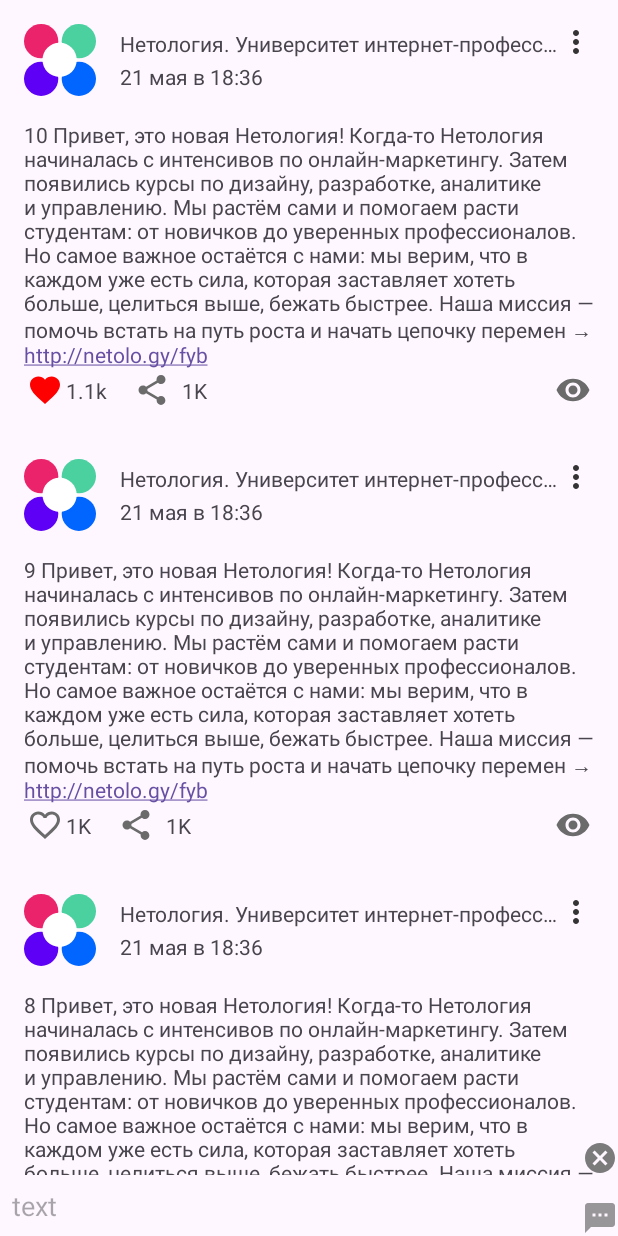
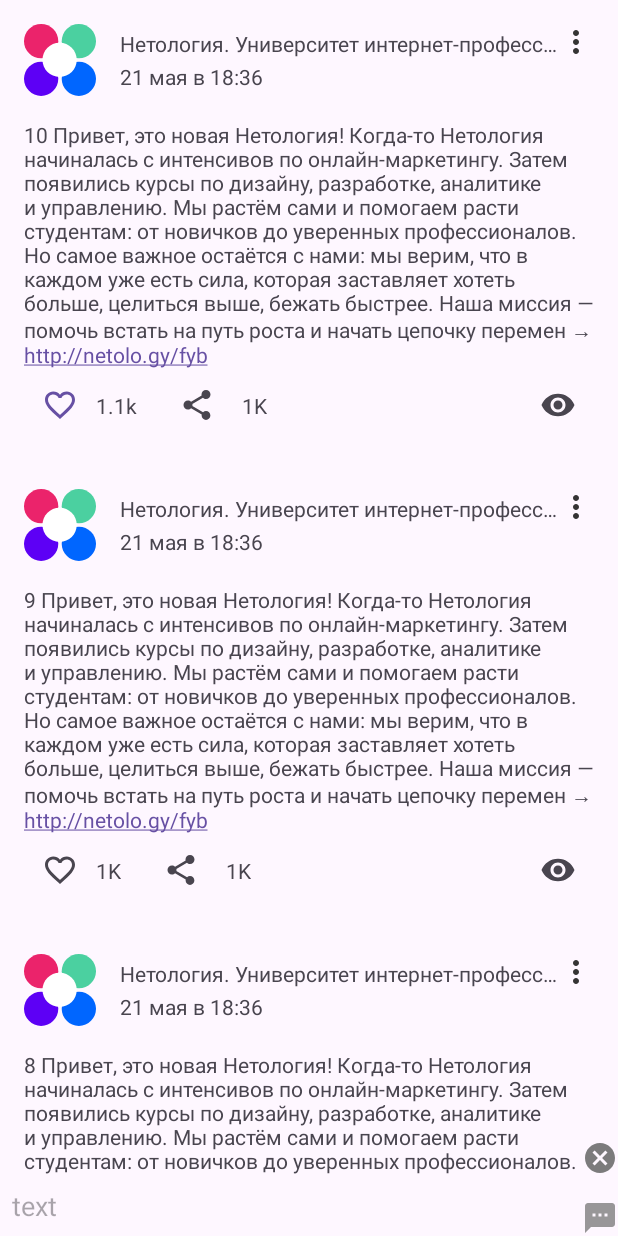
Before and after one commit to PolozovVladimir/NMedia, an Android app: the screen it shows after launch (MainActivity), after a tap on "like", on a phone screen of 412 x 824 dp. Run offline under Robolectric (Android 15) with nearby library versions, the phone set to English and light mode, and no system bars.

Commit message:
Material Design

```diff
--- a/app/src/main/java/ru/netology/nmedia/adapter/PostViewHolder.kt
+++ b/app/src/main/java/ru/netology/nmedia/adapter/PostViewHolder.kt
@@ -22,14 +22,14 @@ class PostViewHolder(
         }
         with(binding) {
             likeQuantity.text = CountCalculator.calculator(post.likes)
-            like.setImageResource(
-                if (post.likedByMe) {
-                    R.drawable.baseline_favorite_24
-                } else {
-                    R.drawable.baseline_favorite_border_24
-                }
+//            like.setImageResource(
+//                if (post.likedByMe) {
+//                    R.drawable.baseline_favorite_24
+//                } else {
+//                    R.drawable.baseline_favorite_border_24
+//                }
 
-            )
+//            )
 
 
 
@@ -37,6 +37,7 @@ class PostViewHolder(
             content.text = post.content
             author.text = post.author
             published.text = post.published
+            like.isChecked = post.likedByMe
 
             like.setOnClickListener {
                 onInteractionListener.onLike(post)
--- /dev/null
+++ b/app/src/main/res/color/color_like_selector.xml
@@ -0,0 +1,5 @@
+<?xml version="1.0" encoding="utf-8"?>
+<selector xmlns:android="http://schemas.android.com/apk/res/android">
+<item android:color="#f00" android:state_checked="true"/>
+    <item android:color="?attr/colorControlNormal"/>
+</selector>
--- /dev/null
+++ b/app/src/main/res/drawable/like_selector.xml
@@ -0,0 +1,6 @@
+<?xml version="1.0" encoding="utf-8"?>
+<selector xmlns:android="http://schemas.android.com/apk/res/android">
+<item android:drawable="@drawable/baseline_favorite_24" android:state_checkable="true"/>
+<item android:drawable="@drawable/baseline_favorite_border_24"/>
+
+</selector>
--- a/app/src/main/res/layout/card_post.xml
+++ b/app/src/main/res/layout/card_post.xml
@@ -72,15 +72,16 @@
         app:layout_constraintTop_toBottomOf="@id/barrier"
         tools:text="@sample/posts.json/data/content" />
 
-    <ImageView
+    <com.google.android.material.checkbox.MaterialCheckBox
         android:id="@+id/like"
+        style="@style/Animation.Design.BottomSheetDialog"
         android:layout_width="wrap_content"
         android:layout_height="wrap_content"
         android:contentDescription="@string/like"
         android:padding="2dp"
         app:layout_constraintStart_toStartOf="parent"
         app:layout_constraintTop_toBottomOf="@+id/content"
-        app:srcCompat="@drawable/baseline_favorite_border_24" />
+        android:button="@drawable/like_selector" />
 
     <TextView
         android:id="@+id/like_quantity"
@@ -92,7 +93,7 @@
         app:layout_constraintTop_toTopOf="@+id/like"
         tools:text="10" />
 
-    <ImageView
+    <com.google.android.material.checkbox.MaterialCheckBox
         android:id="@+id/share"
         android:layout_width="wrap_content"
         android:layout_height="wrap_content"
@@ -102,7 +103,7 @@
         app:layout_constraintBottom_toBottomOf="@+id/like"
         app:layout_constraintStart_toEndOf="@+id/like_quantity"
         app:layout_constraintTop_toTopOf="@+id/like"
-        app:srcCompat="@drawable/baseline_share_24" />
+       android:button="@drawable/baseline_share_24" />
 
     <TextView
         android:id="@+id/share_quantity"
@@ -115,7 +116,7 @@
         app:layout_constraintTop_toTopOf="@+id/share"
         tools:text="5" />
 
-    <ImageView
+    <com.google.android.material.checkbox.MaterialCheckBox
         android:id="@+id/viewing"
         android:layout_width="wrap_content"
         android:layout_height="wrap_content"
@@ -124,7 +125,7 @@
         app:layout_constraintBottom_toBottomOf="@+id/share"
         app:layout_constraintEnd_toStartOf="@+id/viewing_quantity"
         app:layout_constraintTop_toTopOf="@+id/share"
-        app:srcCompat="@drawable/baseline_remove_red_eye_24" />
+        android:button="@drawable/baseline_remove_red_eye_24" />
 
     <TextView
         android:id="@+id/viewing_quantity"
--- /dev/null
+++ b/app/src/main/res/values/styie.xml
@@ -0,0 +1,6 @@
+<?xml version="1.0" encoding="utf-8"?>
+<resources>
+    <style name="App.Widget.LikeCheckBox" parent="Widget.MaterialComponents.CompoundButton.CheckBox">
+    <item name="buttonTint">@color/color_like_selector</item>
+    </style>
+</resources>
```
